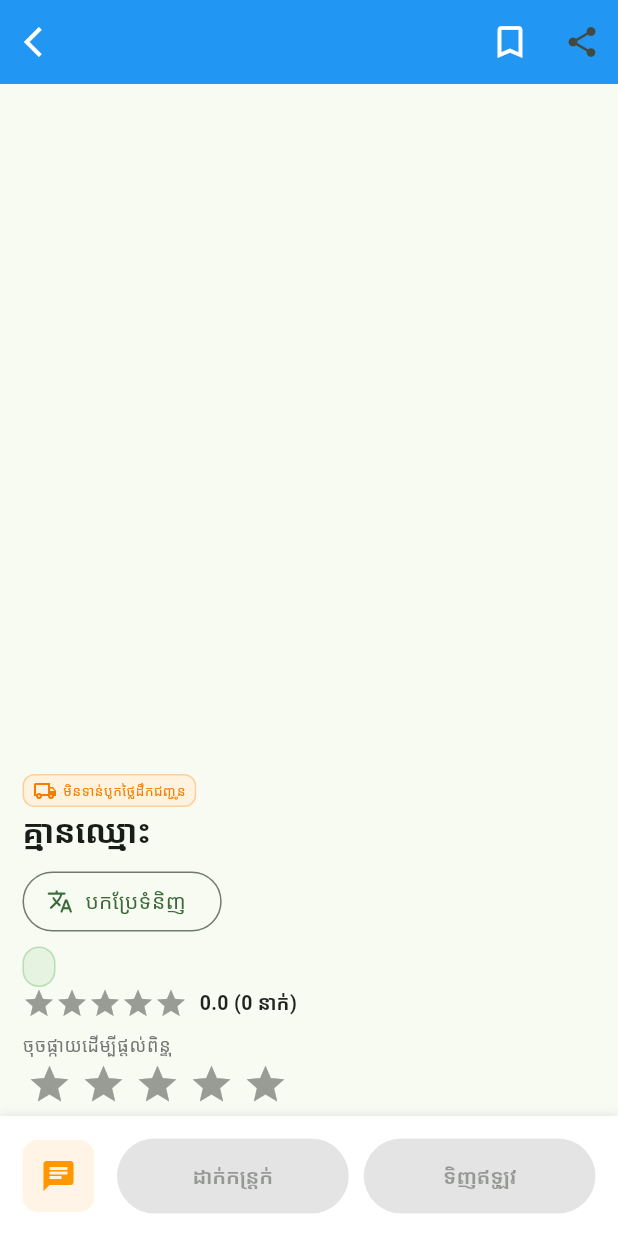
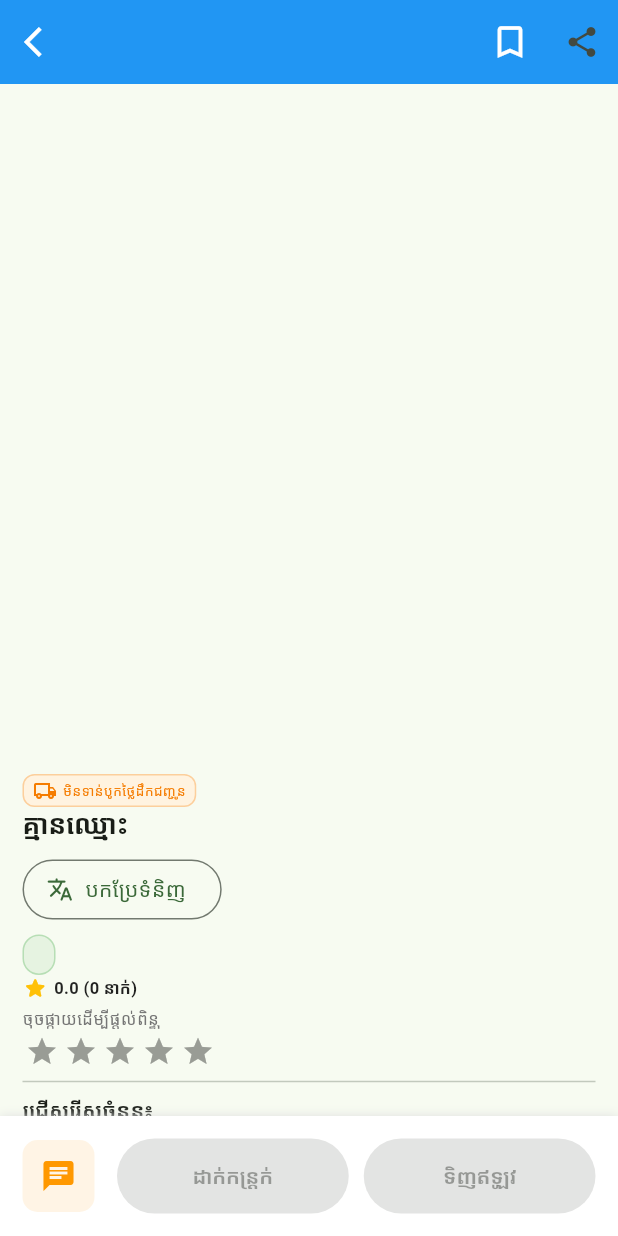
Before and after one commit to klartdean-stack/sesan_app_new, a Flutter app: the ProductDetailScreen screen opened directly with empty values, on a phone screen of 412 x 824 dp. Run offline on Flutter 3.47's test engine with Material 3 defaults, Android fonts, the phone set to English and light mode, and no system bars; drawn by our look-alikes of flutter_rating_bar; our stand-ins replace app_links, audio_video_progress_bar, audioplayers, cached_network_image, cloud_firestore, cloud_functions and 29 more; missing offline and left inert: ai_barcode_scanner, gal, google_mlkit_barcode_scanning, mobile_scanner, record, video_compress and 1 more; accounts and stored records are empty; Roboto replaces fonts that are missing (Siemreap).

Commit message:
Compact iOS Product Detail and Add Product AI controls

```diff
--- a/lib/product_detail.dart
+++ b/lib/product_detail.dart
@@ -1731,7 +1731,8 @@ Android: $androidPlayStoreLink
                               Text(
                                 _shownProductName('គ្មានឈ្មោះ'),
                                 style: const TextStyle(
-                                  fontSize: 22,
+                                  fontSize: 18,
+                                  height: 1.25,
                                   fontWeight: FontWeight.bold,
                                 ),
                               ),
@@ -1980,35 +1981,30 @@ Android: $androidPlayStoreLink
                                       children: [
                                         Row(
                                           children: [
-                                            RatingBarIndicator(
-                                              rating: avgRating,
-                                              itemBuilder: (context, _) =>
-                                                  const Icon(
-                                                    Icons.star,
-                                                    color: Colors.amber,
-                                                  ),
-                                              itemCount: 5,
-                                              itemSize: 22,
+                                            const Icon(
+                                              Icons.star_rounded,
+                                              color: Colors.amber,
+                                              size: 17,
                                             ),
-                                            const SizedBox(width: 8),
+                                            const SizedBox(width: 4),
                                             Text(
                                               '${avgRating.toStringAsFixed(1)} '
                                               '($totalReviews នាក់)',
                                               style: const TextStyle(
-                                                fontSize: 13,
+                                                fontSize: 11,
                                                 fontWeight: FontWeight.bold,
                                                 color: Colors.black87,
                                               ),
                                             ),
                                           ],
                                         ),
-                                        const SizedBox(height: 8),
+                                        const SizedBox(height: 4),
                                         Text(
                                           myRating > 0
                                               ? 'ពិន្ទុរបស់អ្នក៖ ${myRating.toStringAsFixed(1)}'
                                               : 'ចុចផ្កាយដើម្បីផ្ដល់ពិន្ទុ',
                                           style: TextStyle(
-                                            fontSize: 12,
+                                            fontSize: 11,
                                             color: myRating > 0
                                                 ? Colors.green.shade700
                                                 : Colors.grey.shade600,
@@ -2028,10 +2024,10 @@ Android: $androidPlayStoreLink
                                               direction: Axis.horizontal,
                                               allowHalfRating: true,
                                               itemCount: 5,
-                                              itemSize: 30,
+                                              itemSize: 22,
                                               itemPadding:
                                                   const EdgeInsets.symmetric(
-                                                    horizontal: 3,
+                                                    horizontal: 2,
                                                   ),
                                               itemBuilder: (context, _) =>
                                                   const Icon(
@@ -2044,10 +2040,10 @@ Android: $androidPlayStoreLink
                                         ),
                                         if (_isSubmittingRating)
                                           const Padding(
-                                            padding: EdgeInsets.only(top: 6),
+                                            padding: EdgeInsets.only(top: 4),
                                             child: SizedBox(
-                                              width: 18,
-                                              height: 18,
+                                              width: 14,
+                                              height: 14,
                                               child: CircularProgressIndicator(
                                                 strokeWidth: 2,
                                               ),
@@ -2090,16 +2086,16 @@ Android: $androidPlayStoreLink
                               ),
 
                               const Divider(
-                                height: 30,
+                                height: 18,
                               ), // ៤. ចំនួនកម្ម៉ង់ និង តម្លៃសរុប
                               const Text(
                                 "ជ្រើសរើសចំនួន៖",
                                 style: TextStyle(
-                                  fontSize: 16,
+                                  fontSize: 14,
                                   fontWeight: FontWeight.bold,
                                 ),
                               ),
-                              const SizedBox(height: 10),
+                              const SizedBox(height: 6),
                               // --- ផ្នែកជ្រើសរើសចំនួន និង តម្លៃសរុប (កូដដែលកែរួច) ---
                               StatefulBuilder(
                                 builder: (context, setState) {
@@ -2123,9 +2119,9 @@ Android: $androidPlayStoreLink
                                               setState(() => _tempQty--);
                                           }),
                                           Container(
-                                            width: 80, // កែទំហំឱ្យល្មម
+                                            width: 60, // Compact quantity field
                                             margin: const EdgeInsets.symmetric(
-                                              horizontal: 10,
+                                              horizontal: 6,
                                             ),
                                             child: TextField(
                                               keyboardType:
@@ -2140,12 +2136,13 @@ Android: $androidPlayStoreLink
                                                     .digitsOnly,
                                               ],
                                               style: const TextStyle(
+                                                fontSize: 14,
                                                 fontWeight: FontWeight.bold,
                                               ),
                                               decoration: InputDecoration(
                                                 contentPadding:
                                                     const EdgeInsets.symmetric(
-                                                      vertical: 8,
+                                                      vertical: 4,
                                                     ),
                                                 border: OutlineInputBorder(
                                                   borderRadius:
@@ -2194,11 +2191,12 @@ Android: $androidPlayStoreLink
                                               setState(() => _tempQty++);
                                             }
                                           }),
-                                          const SizedBox(width: 10),
+                                          const SizedBox(width: 6),
                                           const Text(
                                             "ចំនួន",
                                             style: TextStyle(
                                               color: Colors.grey,
+                                              fontSize: 12,
                                               fontFamily: 'Siemreap',
                                             ),
                                           ),
@@ -2228,9 +2226,9 @@ Android: $androidPlayStoreLink
                                           ),
                                         ),
                                       ],
-                                      const SizedBox(height: 15),
+                                      const SizedBox(height: 7),
                                       Container(
-                                        padding: const EdgeInsets.all(12),
+                                        padding: const EdgeInsets.symmetric(horizontal: 10, vertical: 8),
                                         decoration: BoxDecoration(
                                           color: Colors.blue.withOpacity(0.05),
                                           borderRadius: BorderRadius.circular(
@@ -2247,7 +2245,7 @@ Android: $androidPlayStoreLink
                                             const Text(
                                               "តម្លៃសរុប៖",
                                               style: TextStyle(
-                                                fontSize: 16,
+                                                fontSize: 13,
                                                 fontWeight: FontWeight.w500,
                                                 fontFamily: 'Siemreap',
                                               ),
@@ -2764,13 +2762,14 @@ Android: $androidPlayStoreLink
   Widget _qtyActionBtn(IconData icon, VoidCallback onTap) {
     return InkWell(
       onTap: onTap,
+      borderRadius: BorderRadius.circular(7),
       child: Container(
-        padding: const EdgeInsets.all(8),
+        padding: const EdgeInsets.all(6),
         decoration: BoxDecoration(
           color: Colors.blue.withOpacity(0.1),
-          borderRadius: BorderRadius.circular(8),
+          borderRadius: BorderRadius.circular(7),
         ),
-        child: Icon(icon, color: Colors.blue, size: 20),
+        child: Icon(icon, color: Colors.blue, size: 18),
       ),
     );
   }
```
